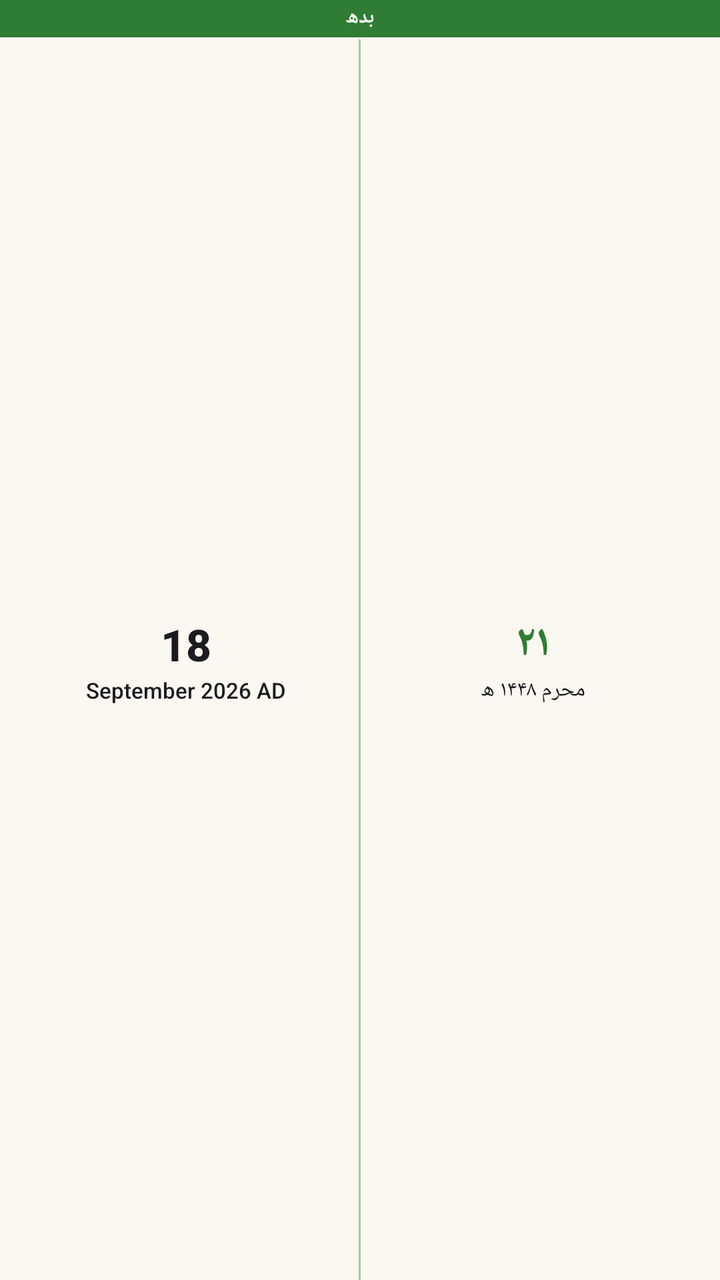
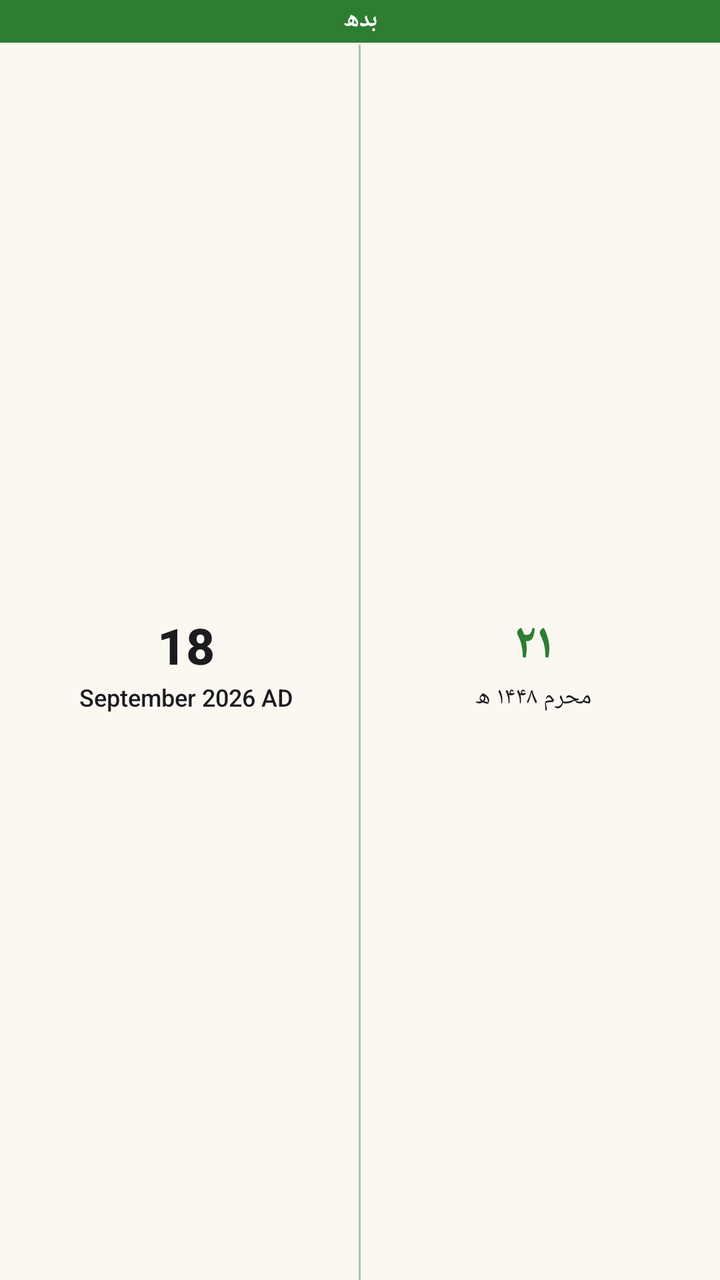

Two renders of the same Android screen: before a commit and after it. Below are the layout's source before the change and the commit's diff.
<!-- AndroidManifest.xml: another module's application theme Theme.HijriSample -->
<!-- res/layout/hijri_today_widget_preview_layout.xml -->
<?xml version="1.0" encoding="utf-8"?>
<LinearLayout xmlns:android="http://schemas.android.com/apk/res/android"
    xmlns:tools="http://schemas.android.com/tools"
    android:layout_width="match_parent"
    android:layout_height="match_parent"
    android:background="@color/widget_background"
    android:orientation="vertical"
    tools:ignore="UnusedAttribute">

    
    <TextView
        android:layout_width="match_parent"
        android:layout_height="wrap_content"
        android:layout_marginBottom="1dp"
        android:background="@color/widget_accent"
        android:fontFamily="sans-serif-medium"
        android:gravity="center"
        android:includeFontPadding="false"
        android:maxLines="1"
        android:paddingLeft="6dp"
        android:paddingTop="2dp"
        android:paddingRight="6dp"
        android:paddingBottom="3dp"
        android:text="بدھ"
        android:textColor="@color/widget_on_today"
        android:textSize="10sp"
        android:textStyle="bold" />

    
    <LinearLayout
        android:layout_width="match_parent"
        android:layout_height="0dp"
        android:layout_weight="1"
        android:gravity="center_vertical"
        android:orientation="horizontal"
        android:paddingLeft="12dp"
        android:paddingRight="12dp">

        
        <LinearLayout
            android:layout_width="0dp"
            android:layout_height="wrap_content"
            android:layout_weight="1"
            android:gravity="center"
            android:orientation="vertical">

            <TextView
                android:layout_width="wrap_content"
                android:layout_height="wrap_content"
                android:fontFamily="sans-serif-medium"
                android:gravity="center"
                android:maxLines="1"
                android:text="18"
                android:textColor="@color/widget_text_primary"
                android:textSize="22sp"
                android:textStyle="bold" />

            <TextView
                android:layout_width="wrap_content"
                android:layout_height="wrap_content"
                android:layout_marginTop="1dp"
                android:fontFamily="sans-serif-medium"
                android:gravity="center"
                android:maxLines="1"
                android:text="September 2026 AD"
                android:textColor="@color/widget_text_primary"
                android:textSize="11sp" />
        </LinearLayout>

        
        <FrameLayout
            android:layout_width="1dp"
            android:layout_height="match_parent"
            android:layout_marginLeft="5dp"
            android:layout_marginRight="5dp"
            android:background="@color/widget_cell_border" />

        
        <LinearLayout
            android:layout_width="0dp"
            android:layout_height="wrap_content"
            android:layout_weight="1"
            android:gravity="center"
            android:orientation="vertical">

            <TextView
                android:layout_width="wrap_content"
                android:layout_height="wrap_content"
                android:fontFamily="sans-serif-medium"
                android:gravity="center"
                android:maxLines="1"
                android:text="۲۱"
                android:textColor="@color/widget_accent"
                android:textSize="22sp"
                android:textStyle="bold" />

            <TextView
                android:layout_width="wrap_content"
                android:layout_height="wrap_content"
                android:layout_marginTop="1dp"
                android:fontFamily="sans-serif-medium"
                android:gravity="center"
                android:maxLines="1"
                android:text="محرم ۱۴۴۸ ھ"
                android:textColor="@color/widget_text_primary"
                android:textSize="11sp" />
        </LinearLayout>
    </LinearLayout>
</LinearLayout>
<!-- resources referenced by this layout -->
<resources>
  <color name="widget_accent">#2E7D32</color>
  <color name="widget_background">#FBF7F1</color>
  <color name="widget_cell_border">#662E7D32</color>
  <color name="widget_on_today">#FFFFFF</color>
  <color name="widget_text_primary">#1C1B1F</color>
  <style name="Theme.HijriSample" parent="@android:style/Theme.Material.Light.NoActionBar">
          <item name="android:windowBackground">@color/sample_window_background</item>
      </style>
  <color name="sample_window_background">#FFFBFE</color>
</resources>

<!-- the commit's change to res/layout/hijri_today_widget_preview_layout.xml (unified diff, before → after) -->
@@ -23,7 +23,7 @@
         android:paddingBottom="3dp"
         android:text="بدھ"
         android:textColor="@color/widget_on_today"
-        android:textSize="10sp"
+        android:textSize="12sp"
         android:textStyle="bold" />
 
     
@@ -52,7 +52,7 @@
                 android:maxLines="1"
                 android:text="18"
                 android:textColor="@color/widget_text_primary"
-                android:textSize="22sp"
+                android:textSize="25sp"
                 android:textStyle="bold" />
 
             <TextView
@@ -64,7 +64,7 @@
                 android:maxLines="1"
                 android:text="September 2026 AD"
                 android:textColor="@color/widget_text_primary"
-                android:textSize="11sp" />
+                android:textSize="12sp" />
         </LinearLayout>
 
         
@@ -91,7 +91,7 @@
                 android:maxLines="1"
                 android:text="۲۱"
                 android:textColor="@color/widget_accent"
-                android:textSize="22sp"
+                android:textSize="25sp"
                 android:textStyle="bold" />
 
             <TextView
@@ -103,7 +103,7 @@
                 android:maxLines="1"
                 android:text="محرم ۱۴۴۸ ھ"
                 android:textColor="@color/widget_text_primary"
-                android:textSize="11sp" />
+                android:textSize="12sp" />
         </LinearLayout>
     </LinearLayout>
 </LinearLayout>
